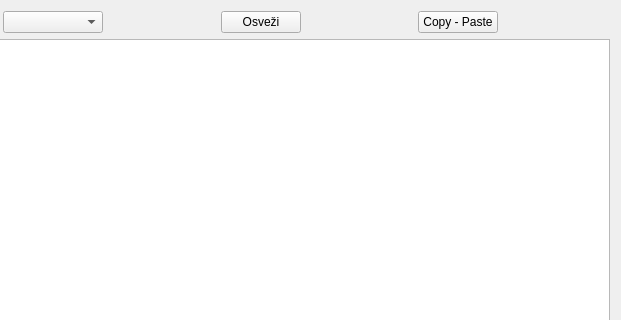
Above: wid_stroskiprehrane.ui from bubi-luka/BubiRacun before the change; both pictures show x 118 to 739 and y 0 to 320 of the 739 by 510 pixel window. Below: the same form after it.
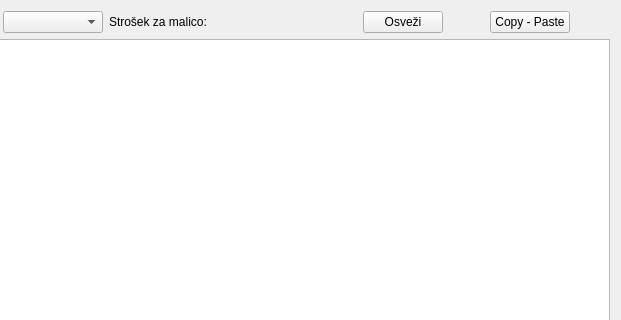
That is the form after the change.

Commit message:
IZRAČUN SKUPNEGA STROŠKA ZA MALICO
Sešteva po letih in skupaj, odvisno od pogleda.

#101

Patch:
```diff
--- a/wid_stroskiprehrane.ui
+++ b/wid_stroskiprehrane.ui
@@ -39,6 +39,32 @@
        </property>
       </widget>
      </item>
+     <item>
+      <widget class="QLabel" name="label_2">
+       <property name="text">
+        <string>Strošek za malico: </string>
+       </property>
+      </widget>
+     </item>
+     <item>
+      <widget class="QLabel" name="lbl_prehrana">
+       <property name="minimumSize">
+        <size>
+         <width>100</width>
+         <height>0</height>
+        </size>
+       </property>
+       <property name="maximumSize">
+        <size>
+         <width>100</width>
+         <height>16777215</height>
+        </size>
+       </property>
+       <property name="text">
+        <string/>
+       </property>
+      </widget>
+     </item>
      <item>
       <spacer name="horizontalSpacer">
        <property name="orientation">
```
The commit also changes 1 other file.
